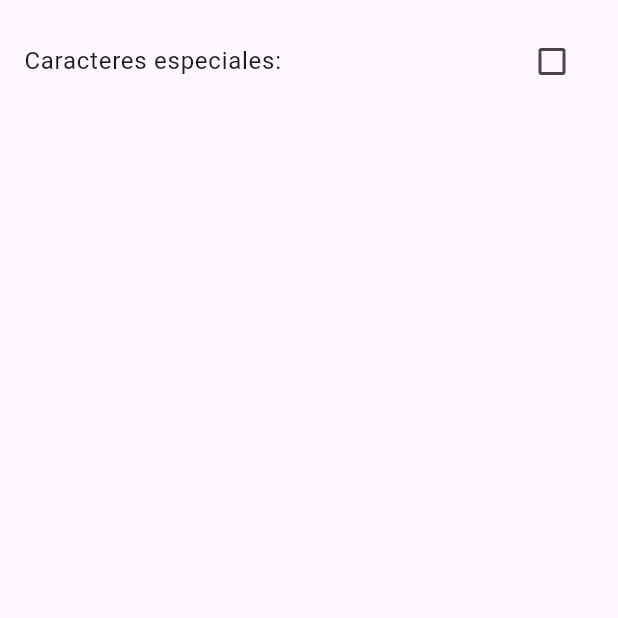
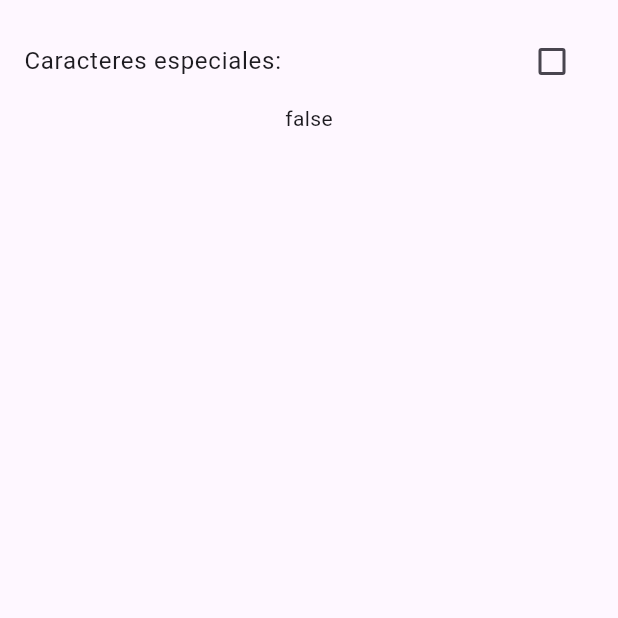
Before and after one commit to Deiby26/movilActividad, a Flutter app: the screen it shows after launch, on a phone screen of 412 x 824 dp, the part 525-1143 px from its top. Run offline on Flutter 3.47's test engine with Material 3 defaults, Android fonts, the phone set to English and light mode, and no system bars.

Commit message:
nuevos cambios en index y en main

```diff
--- a/lib/main.dart
+++ b/lib/main.dart
@@ -21,6 +21,9 @@ class _MainAppState extends State<MainApp> {
   bool? _ischekedmin = false;
   bool? _ischekednum = false;
   bool? _ischekedcarak =false;
+
+  bool? valor1 = false;
+
 
 
   @override
@@ -50,15 +53,11 @@ class _MainAppState extends State<MainApp> {
               label: _currentSlideValue.toString(),
               onChanged: (double value) {
                 setState(() {
-
                   _currentSlideValue = value;
                   selectedLetter = seleccionarletrasMayus(_currentSlideValue.toInt());
-
                 });
               },
-
             ),
-
             Text(selectedLetter),
             CheckboxListTile(
               title: const Text("Mayusculas: "),
@@ -66,6 +65,9 @@ class _MainAppState extends State<MainApp> {
               onChanged: (bool? newValue){
                 setState(() {
                   _isCheked = newValue;
+                  valor1 = _isCheked;
+
+
                 });
               }
               ),
@@ -96,7 +98,9 @@ class _MainAppState extends State<MainApp> {
                   _ischekedcarak = newvalue4;
                 });
               }
-              )
+              ),
+              Text(valor1.toString())
+
 
           ],
         ),
```
Also changed, not shown: lib/index.dart (+3 -11 lines).
